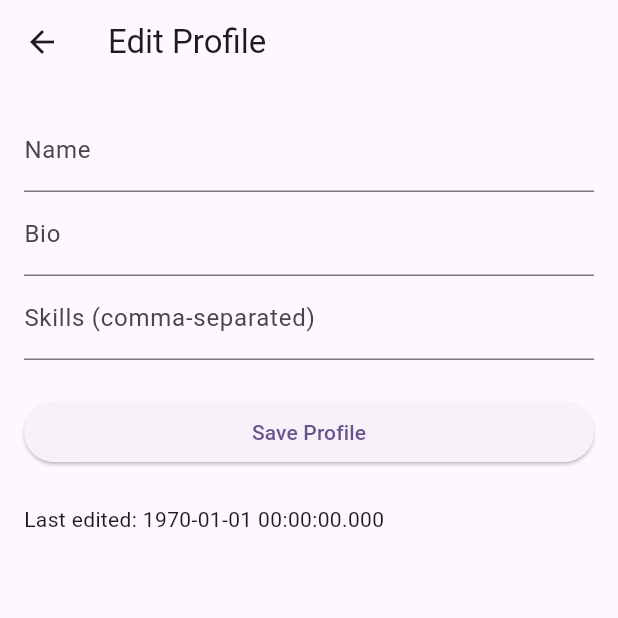
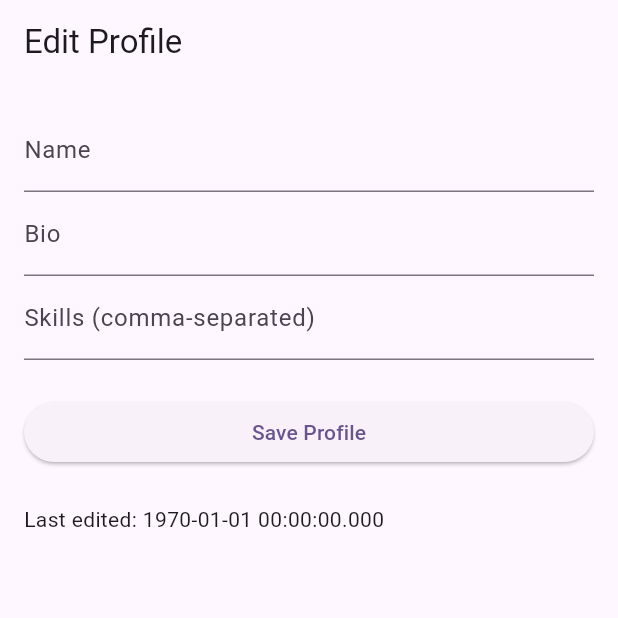
Before and after one commit to MoaazAtik/Reach-Skills, a Flutter app: the ProfileScreen screen opened directly, on a phone screen of 412 x 824 dp, the top half of it. Run offline on Flutter 3.47's test engine with Material 3 defaults, Android fonts, the phone set to English and light mode, and no system bars; our stand-ins replace cloud_firestore, firebase_auth, firebase_core; missing offline and left inert: firebase_ui_auth, firebase_ui_localizations; accounts and stored records are empty.

Commit message:
feat: Integrate Profile screen into Home screen
This commit integrates the `ProfileScreen` into the `HomeScreen`'s bottom navigation.

Key changes:

- **HomeScreen:**
    - Replaced the placeholder home screen content with a `switch` statement to display different screens based on the `_selectedIndex`.
    - `ProfileScreen` is now displayed when the "Profile" tab is selected.
    - Removed direct display of user information and sign-out button from `HomeScreen` as this logic is now handled in `ProfileScreen`.
    - Changed the "Home" icon and label in the bottom navigation bar to "Explore".
- **ProfileScreen:**
    - Added a check for `_uid == null` or `_profile == null`.
    - If user info is not available, it displays a message "No user info available." and a "Sign in" button that navigates to the `AuthScreen`.

```diff
--- a/lib/features/profile/ui/profile_screen.dart
+++ b/lib/features/profile/ui/profile_screen.dart
@@ -1,6 +1,7 @@
 import 'package:flutter/material.dart';
 import 'package:provider/provider.dart';
 
+import '../../auth/ui/auth_screen.dart';
 import '../../auth/ui/auth_viewmodel.dart';
 import '../domain/profile_model.dart';
 import 'profile_viewmodel.dart';
@@ -41,6 +42,24 @@ class _ProfileScreenState extends State<ProfileScreen> {
     _nameController = TextEditingController(text: _profile?.name);
     _bioController = TextEditingController(text: _profile?.bio);
     _skillsController = TextEditingController(text: _profile?.skills.join(', '));
+
+    if (_uid == null || _profile == null) {
+      return Column(
+        children: [
+          const SizedBox(height: 40),
+          Text('No user info available.'),
+          const SizedBox(height: 24),
+          ElevatedButton(
+            onPressed: () {
+              Navigator.of(context).push(
+                MaterialPageRoute(builder: (_) => const AuthScreen()),
+              );
+            },
+            child: const Text('Sign in'),
+          ),
+        ],
+      );
+    }
 
     if (loading) {
       return const Scaffold(
```
Also changed, not shown: lib/features/common/ui/home_screen.dart (+7 -26 lines).
